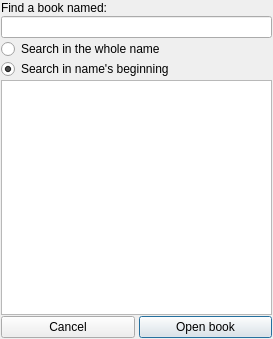
Old version of the form bookfind.ui in the repository MosheWagner/Orayta-QT.
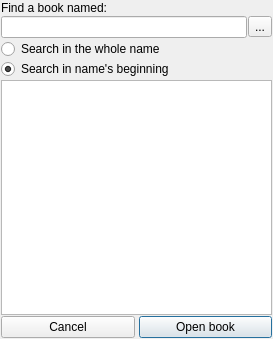
New version of the form. Icons and pictures are not drawn.

Diff of the .ui file:
```diff
--- a/bookfind.ui
+++ b/bookfind.ui
@@ -31,6 +31,15 @@
     </widget>
    </item>
    <item>
+    <widget class="QWidget" name="widget" native="true">
+     <layout class="QHBoxLayout" name="horizontalLayout_2">
+      <property name="spacing">
+       <number>1</number>
+      </property>
+      <property name="margin">
+       <number>0</number>
+      </property>
+      <item>
     <widget class="QLineEdit" name="lineEdit">
      <property name="text">
       <string/>
@@ -38,6 +47,20 @@
     </widget>
    </item>
    <item>
+       <widget class="QToolButton" name="clearSearchBTN">
+        <property name="text">
+         <string>...</string>
+        </property>
+        <property name="icon">
+         <iconset resource="Orayta.qrc">
+          <normaloff>:/Icons/edit-delete.png</normaloff>:/Icons/edit-delete.png</iconset>
+        </property>
+       </widget>
+      </item>
+     </layout>
+    </widget>
+   </item>
+   <item>
     <widget class="QWidget" name="radioGRP" native="true">
      <layout class="QVBoxLayout" name="verticalLayout_2">
       <property name="spacing">
```
Left out of the diff: 4 changed lines with no effect on the pictures. Lines whose indentation alone changed are shown as unchanged.
